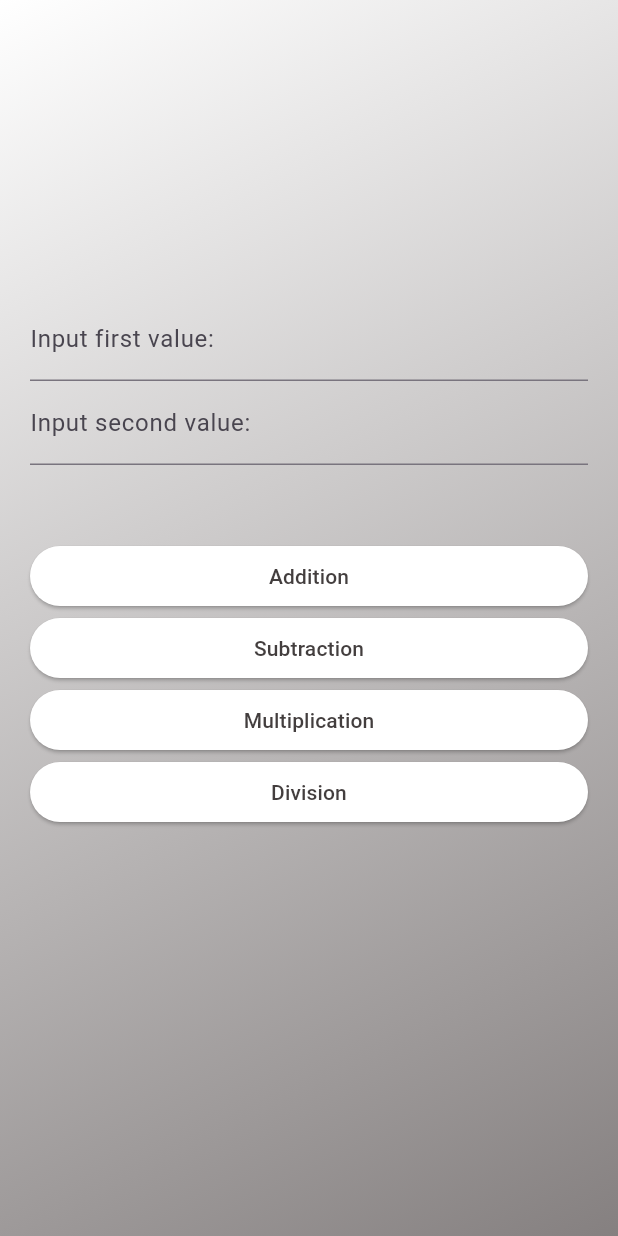
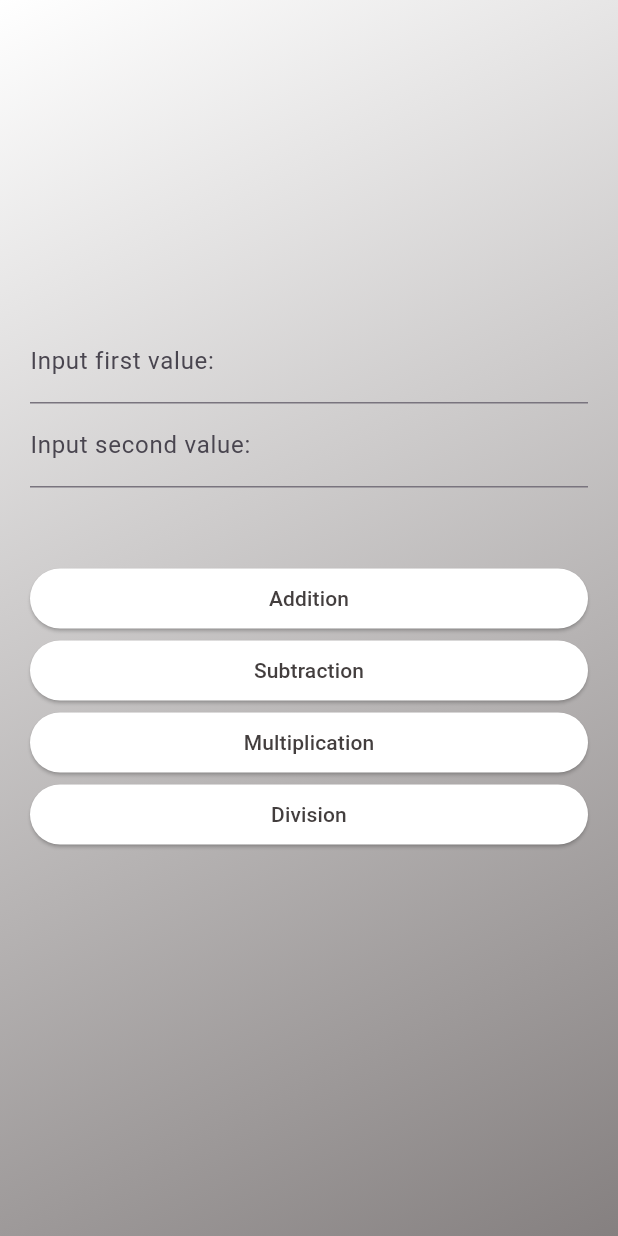
Before and after one commit to lancekian12/Calculator-App, a Flutter app: the screen it shows after launch, on a phone screen of 412 x 824 dp. Run offline on Flutter 3.47's test engine with Material 3 defaults, Android fonts, the phone set to English and light mode, and no system bars.

Commit message:
fix rendering issue

```diff
--- a/lib/main.dart
+++ b/lib/main.dart
@@ -1,5 +1,5 @@
 import 'package:flutter/material.dart';
-import 'package:calculator_app/main_screen.dart';
+import 'package:calculator_app/screens/main_screen.dart';
 
 void main() {
   runApp(
--- a/lib/main_screen.dart
+++ b/lib/screens/main_screen.dart
@@ -1,5 +1,5 @@
 import 'package:flutter/material.dart';
-import 'package:calculator_app/arithmetic_button.dart';
+import 'package:calculator_app/widgets/arithmetic_button.dart';
 
 class MainScreen extends StatefulWidget {
   const MainScreen({super.key});
@@ -80,6 +80,7 @@ class _MainScreenState extends State<MainScreen> {
               width: double.infinity,
               child: Container(
                 margin: const EdgeInsets.all(20),
+                child: Expanded(
                   child: Column(
                     mainAxisAlignment: MainAxisAlignment.center,
                     crossAxisAlignment: CrossAxisAlignment.stretch,
@@ -117,7 +118,7 @@ class _MainScreenState extends State<MainScreen> {
                         "Division",
                         operation: division,
                       ),
-                    const SizedBox(height: 40),
+                      const SizedBox(height: 10),
                       Text(
                         result,
                         textAlign: TextAlign.center,
@@ -134,6 +135,7 @@ class _MainScreenState extends State<MainScreen> {
             ),
           ),
         ),
+      ),
     );
   }
 }
```
Also changed, not shown: lib/widgets/arithmetic_button.dart (renamed from lib/arithmetic_button.dart). Lines whose indentation alone changed are shown as unchanged.
